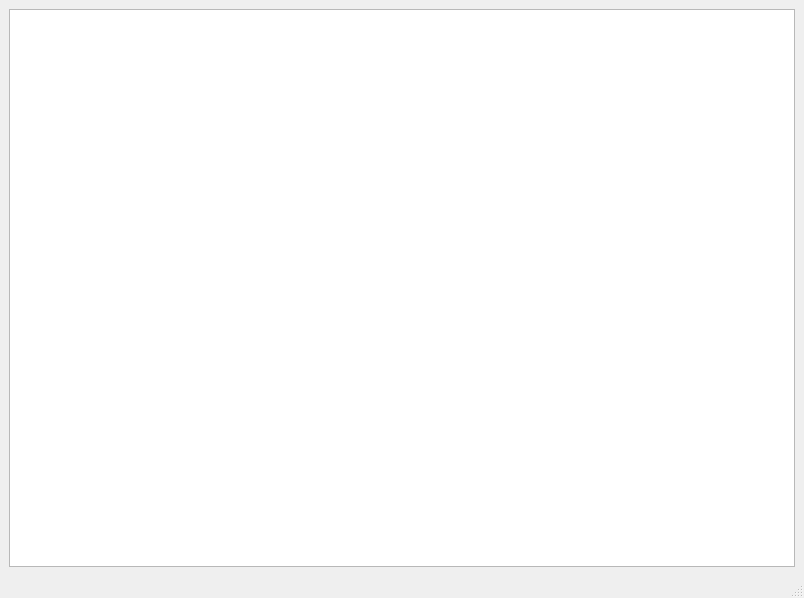
Old version of the form Widget_Client/Mainwindow.ui in the repository MrVolot/WidgetClient.
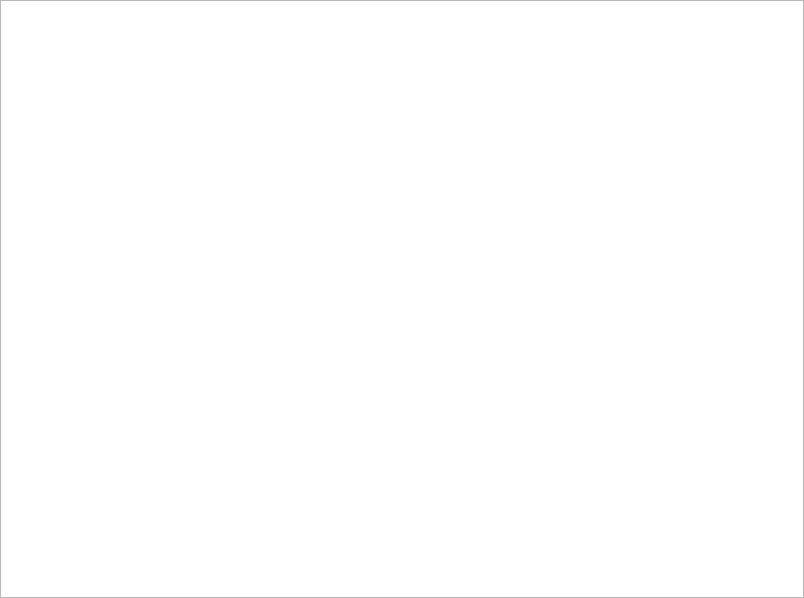
New version of the form.

What changed in the file:
```diff
--- a/Widget_Client/Mainwindow.ui
+++ b/Widget_Client/Mainwindow.ui
@@ -10,19 +10,52 @@
     <height>598</height>
    </rect>
   </property>
+  <property name="sizePolicy">
+   <sizepolicy hsizetype="Preferred" vsizetype="Preferred">
+    <horstretch>0</horstretch>
+    <verstretch>0</verstretch>
+   </sizepolicy>
+  </property>
   <property name="windowTitle">
    <string>MainWindow</string>
   </property>
   <widget class="QWidget" name="centralwidget">
    <layout class="QHBoxLayout" name="horizontalLayout">
+    <property name="spacing">
+     <number>0</number>
+    </property>
+    <property name="leftMargin">
+     <number>0</number>
+    </property>
+    <property name="topMargin">
+     <number>0</number>
+    </property>
+    <property name="rightMargin">
+     <number>0</number>
+    </property>
+    <property name="bottomMargin">
+     <number>0</number>
+    </property>
     <item>
      <widget class="QSplitter" name="splitter">
+      <property name="sizePolicy">
+       <sizepolicy hsizetype="Preferred" vsizetype="Preferred">
+        <horstretch>50</horstretch>
+        <verstretch>0</verstretch>
+       </sizepolicy>
+      </property>
       <property name="minimumSize">
        <size>
         <width>100</width>
         <height>0</height>
        </size>
       </property>
+      <property name="maximumSize">
+       <size>
+        <width>16777215</width>
+        <height>16777215</height>
+       </size>
+      </property>
       <property name="lineWidth">
        <number>0</number>
       </property>
@@ -34,11 +67,24 @@
       </property>
       <widget class="QWidget" name="verticalLayoutWidget">
        <layout class="QVBoxLayout" name="contactsLayout">
+        <property name="spacing">
+         <number>0</number>
+        </property>
         <property name="sizeConstraint">
          <enum>QLayout::SetDefaultConstraint</enum>
         </property>
         <item>
-         <widget class="QListWidget" name="contactListWidget"/>
+         <widget class="QListWidget" name="contactListWidget">
+          <property name="enabled">
+           <bool>true</bool>
+          </property>
+          <property name="minimumSize">
+           <size>
+            <width>200</width>
+            <height>0</height>
+           </size>
+          </property>
+         </widget>
         </item>
        </layout>
       </widget>
@@ -53,17 +99,6 @@
     </item>
    </layout>
   </widget>
-  <widget class="QMenuBar" name="menubar">
-   <property name="geometry">
-    <rect>
-     <x>0</x>
-     <y>0</y>
-     <width>804</width>
-     <height>21</height>
-    </rect>
-   </property>
-  </widget>
-  <widget class="QStatusBar" name="statusbar"/>
  </widget>
  <resources/>
  <connections/>
```
Left out of the diff: 3 changed lines with no effect on the pictures.
